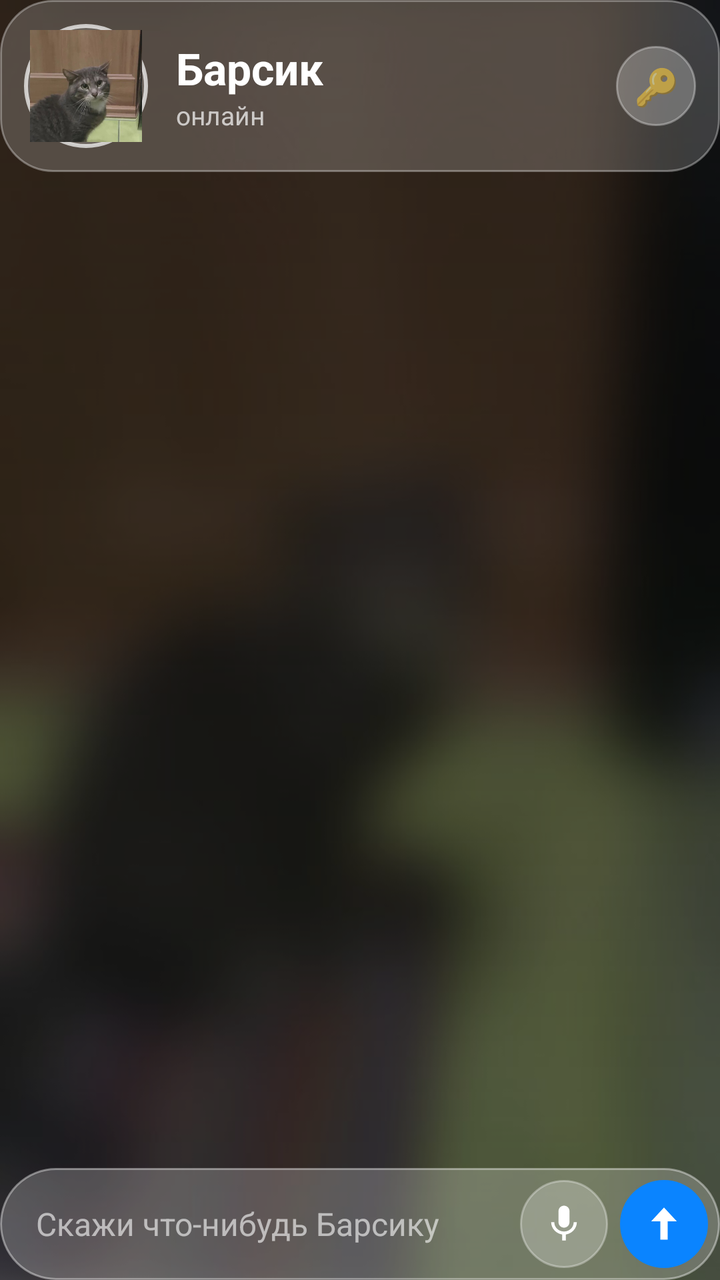
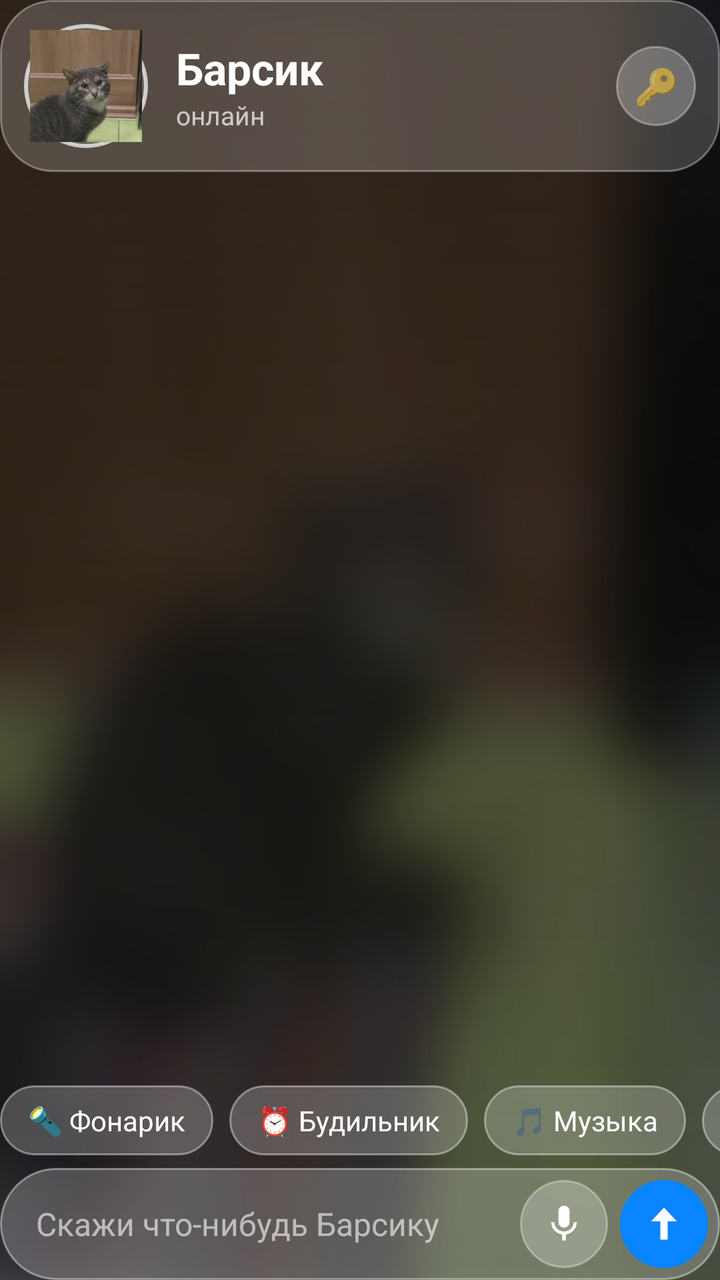

Before-and-after screenshots of an Android layout around one commit, followed by the original layout XML and the change that was made.
<!-- AndroidManifest.xml: application theme Theme.Barsik -->
<!-- res/layout/activity_main.xml -->
<?xml version="1.0" encoding="utf-8"?>
<FrameLayout xmlns:android="http://schemas.android.com/apk/res/android"
    android:layout_width="match_parent"
    android:layout_height="match_parent"
    android:background="#101018">

    <ImageView
        android:layout_width="match_parent"
        android:layout_height="match_parent"
        android:importantForAccessibility="no"
        android:scaleType="centerCrop"
        android:src="@drawable/barsik_blur" />

    <View
        android:layout_width="match_parent"
        android:layout_height="match_parent"
        android:background="@drawable/bg_scrim" />

    <LinearLayout
        android:id="@+id/content"
        android:layout_width="match_parent"
        android:layout_height="match_parent"
        android:orientation="vertical">

        <LinearLayout
            android:id="@+id/header"
            android:layout_width="match_parent"
            android:layout_height="wrap_content"
            android:background="@drawable/bg_glass"
            android:gravity="center_vertical"
            android:orientation="horizontal"
            android:padding="12dp">

            <FrameLayout
                android:id="@+id/avatarRing"
                android:layout_width="62dp"
                android:layout_height="62dp"
                android:background="@drawable/bg_ring"
                android:padding="3dp">

                <ImageView
                    android:id="@+id/avatar"
                    android:layout_width="match_parent"
                    android:layout_height="match_parent"
                    android:contentDescription="Барсик"
                    android:scaleType="centerCrop"
                    android:src="@drawable/barsik_avatar" />
            </FrameLayout>

            <LinearLayout
                android:layout_width="0dp"
                android:layout_height="wrap_content"
                android:layout_marginStart="14dp"
                android:layout_weight="1"
                android:orientation="vertical">

                <TextView
                    android:layout_width="wrap_content"
                    android:layout_height="wrap_content"
                    android:text="Барсик"
                    android:textColor="#FFFFFF"
                    android:textSize="22sp"
                    android:textStyle="bold" />

                <TextView
                    android:id="@+id/status"
                    android:layout_width="wrap_content"
                    android:layout_height="wrap_content"
                    android:text="онлайн"
                    android:textColor="#B3FFFFFF"
                    android:textSize="13sp" />
            </LinearLayout>

            <TextView
                android:id="@+id/keyBtn"
                android:layout_width="40dp"
                android:layout_height="40dp"
                android:background="@drawable/bg_btn_glass"
                android:gravity="center"
                android:text="🔑"
                android:textSize="18sp" />
        </LinearLayout>

        <ScrollView
            android:id="@+id/scroll"
            android:layout_width="match_parent"
            android:layout_height="0dp"
            android:layout_weight="1"
            android:clipToPadding="false"
            android:overScrollMode="never"
            android:paddingTop="8dp"
            android:scrollbars="none">

            <LinearLayout
                android:id="@+id/msgs"
                android:layout_width="match_parent"
                android:layout_height="wrap_content"
                android:orientation="vertical" />
        </ScrollView>

        <LinearLayout
            android:id="@+id/inputBar"
            android:layout_width="match_parent"
            android:layout_height="wrap_content"
            android:background="@drawable/bg_glass_pill"
            android:gravity="center_vertical"
            android:orientation="horizontal"
            android:paddingStart="18dp"
            android:paddingTop="6dp"
            android:paddingEnd="6dp"
            android:paddingBottom="6dp">

            <EditText
                android:id="@+id/input"
                android:layout_width="0dp"
                android:layout_height="wrap_content"
                android:layout_weight="1"
                android:background="@null"
                android:hint="Скажи что-нибудь Барсику"
                android:imeOptions="actionSend"
                android:inputType="textCapSentences|textMultiLine"
                android:maxLines="4"
                android:textColor="#FFFFFF"
                android:textColorHint="#99FFFFFF"
                android:textSize="16sp" />

            <ImageButton
                android:id="@+id/micBtn"
                android:layout_width="44dp"
                android:layout_height="44dp"
                android:background="@drawable/bg_btn_glass"
                android:contentDescription="Голос"
                android:padding="11dp"
                android:scaleType="fitCenter"
                android:src="@drawable/ic_mic" />

            <ImageButton
                android:id="@+id/sendBtn"
                android:layout_width="44dp"
                android:layout_height="44dp"
                android:layout_marginStart="6dp"
                android:background="@drawable/bg_btn_send"
                android:contentDescription="Отправить"
                android:padding="11dp"
                android:scaleType="fitCenter"
                android:src="@drawable/ic_send" />
        </LinearLayout>
    </LinearLayout>
</FrameLayout>
<!-- resources referenced by this layout -->
<resources>
  <!-- drawable barsik_avatar: jpg bitmap (drawable-nodpi, 19575 bytes) -->
  <!-- drawable barsik_blur: jpg bitmap (drawable-nodpi, 21780 bytes) -->
  <!-- drawable bg_btn_glass (drawable) -->
  <?xml version="1.0" encoding="utf-8"?>
  <shape xmlns:android="http://schemas.android.com/apk/res/android" android:shape="oval">
      <solid android:color="#40FFFFFF" />
      <stroke android:width="1dp" android:color="#55FFFFFF" />
  </shape>
  <!-- drawable bg_btn_send (drawable) -->
  <?xml version="1.0" encoding="utf-8"?>
  <shape xmlns:android="http://schemas.android.com/apk/res/android" android:shape="oval">
      <solid android:color="#0A84FF" />
  </shape>
  <!-- drawable bg_glass (drawable) -->
  <?xml version="1.0" encoding="utf-8"?>
  <shape xmlns:android="http://schemas.android.com/apk/res/android" android:shape="rectangle">
      <solid android:color="#30FFFFFF" />
      <stroke android:width="1dp" android:color="#55FFFFFF" />
      <corners android:radius="26dp" />
  </shape>
  <!-- drawable bg_glass_pill (drawable) -->
  <?xml version="1.0" encoding="utf-8"?>
  <shape xmlns:android="http://schemas.android.com/apk/res/android" android:shape="rectangle">
      <solid android:color="#38FFFFFF" />
      <stroke android:width="1dp" android:color="#66FFFFFF" />
      <corners android:radius="32dp" />
  </shape>
  <!-- drawable bg_ring (drawable) -->
  <?xml version="1.0" encoding="utf-8"?>
  <shape xmlns:android="http://schemas.android.com/apk/res/android" android:shape="oval">
      <solid android:color="#22FFFFFF" />
      <stroke android:width="2dp" android:color="#B3FFFFFF" />
  </shape>
  <!-- drawable bg_scrim (drawable) -->
  <?xml version="1.0" encoding="utf-8"?>
  <shape xmlns:android="http://schemas.android.com/apk/res/android" android:shape="rectangle">
      <gradient
          android:angle="270"
          android:endColor="#66000000"
          android:startColor="#99000000" />
  </shape>
  <!-- drawable ic_mic (drawable) -->
  <?xml version="1.0" encoding="utf-8"?>
  <vector xmlns:android="http://schemas.android.com/apk/res/android"
      android:width="24dp"
      android:height="24dp"
      android:viewportWidth="24"
      android:viewportHeight="24">
      <path
          android:fillColor="#FFFFFF"
          android:pathData="M12,14c1.66,0 2.99,-1.34 2.99,-3L15,5c0,-1.66 -1.34,-3 -3,-3S9,3.34 9,5v6c0,1.66 1.34,3 3,3zM17.3,11c0,3 -2.54,5.1 -5.3,5.1S6.7,14 6.7,11L5,11c0,3.41 2.72,6.23 6,6.72L11,21h2v-3.28c3.28,-0.48 6,-3.3 6,-6.72h-1.7z" />
  </vector>
  <!-- drawable ic_send (drawable) -->
  <?xml version="1.0" encoding="utf-8"?>
  <vector xmlns:android="http://schemas.android.com/apk/res/android"
      android:width="24dp"
      android:height="24dp"
      android:viewportWidth="24"
      android:viewportHeight="24">
      <path
          android:fillColor="#FFFFFF"
          android:pathData="M12,3l-7,7.5h5v10h4v-10h5z" />
  </vector>
  <style name="Theme.Barsik" parent="Theme.AppCompat.DayNight.NoActionBar" />
</resources>

<!-- the commit's change to res/layout/activity_main.xml (unified diff, before → after) -->
@@ -98,6 +98,44 @@
                 android:orientation="vertical" />
         </ScrollView>
 
+        <HorizontalScrollView
+            android:layout_width="match_parent"
+            android:layout_height="wrap_content"
+            android:paddingBottom="6dp"
+            android:scrollbars="none">
+
+            <LinearLayout
+                android:layout_width="wrap_content"
+                android:layout_height="wrap_content"
+                android:orientation="horizontal">
+
+                <TextView
+                    android:id="@+id/chipFlash"
+                    style="@style/Chip"
+                    android:text="🔦 Фонарик" />
+
+                <TextView
+                    android:id="@+id/chipAlarm"
+                    style="@style/Chip"
+                    android:text="⏰ Будильник" />
+
+                <TextView
+                    android:id="@+id/chipMusic"
+                    style="@style/Chip"
+                    android:text="🎵 Музыка" />
+
+                <TextView
+                    android:id="@+id/chipTimer"
+                    style="@style/Chip"
+                    android:text="⏱ Таймер" />
+
+                <TextView
+                    android:id="@+id/chipSettings"
+                    style="@style/Chip"
+                    android:text="⚙️ Настройки" />
+            </LinearLayout>
+        </HorizontalScrollView>
+
         <LinearLayout
             android:id="@+id/inputBar"
             android:layout_width="match_parent"
<!-- resource entries referenced after the edit -->
@@ -63,6 +63,18 @@
           android:fillColor="#FFFFFF"
           android:pathData="M12,3l-7,7.5h5v10h4v-10h5z" />
   </vector>
+  <style name="Chip">
+          <item name="android:layout_width">wrap_content</item>
+          <item name="android:layout_height">wrap_content</item>
+          <item name="android:layout_marginEnd">8dp</item>
+          <item name="android:paddingStart">14dp</item>
+          <item name="android:paddingEnd">14dp</item>
+          <item name="android:paddingTop">8dp</item>
+          <item name="android:paddingBottom">8dp</item>
+          <item name="android:background">@drawable/bg_glass_pill</item>
+          <item name="android:textColor">#FFFFFF</item>
+          <item name="android:textSize">14sp</item>
+      </style>
   <style name="Theme.Barsik" parent="Theme.AppCompat.DayNight.NoActionBar" />
 </resources>
 
